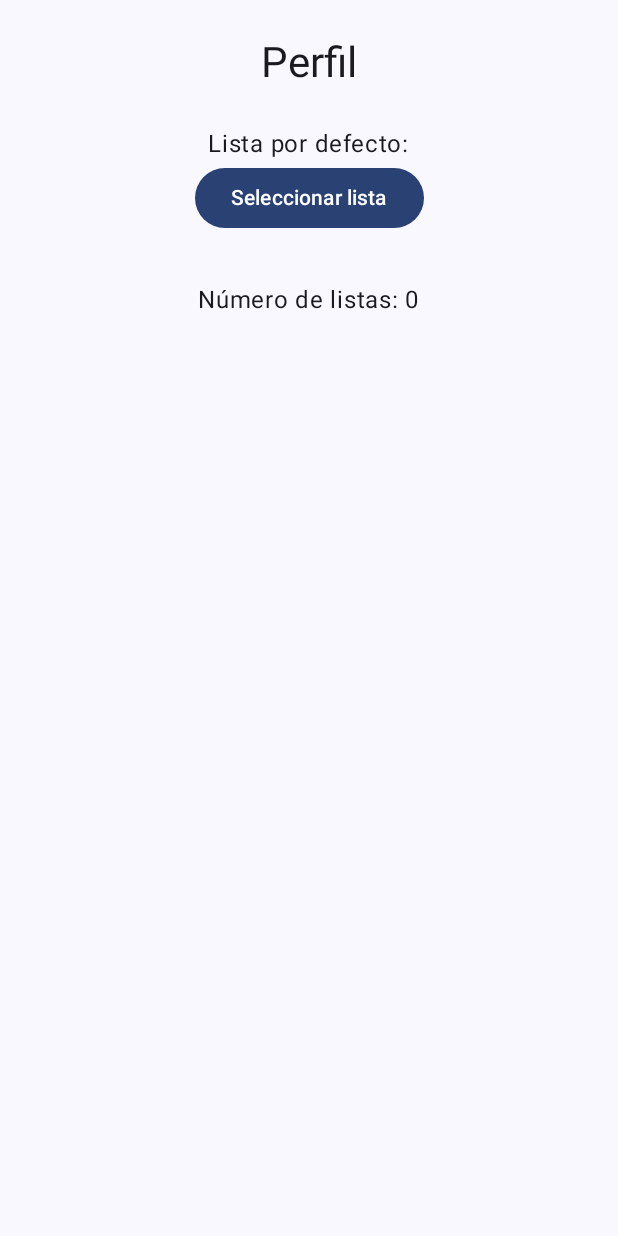
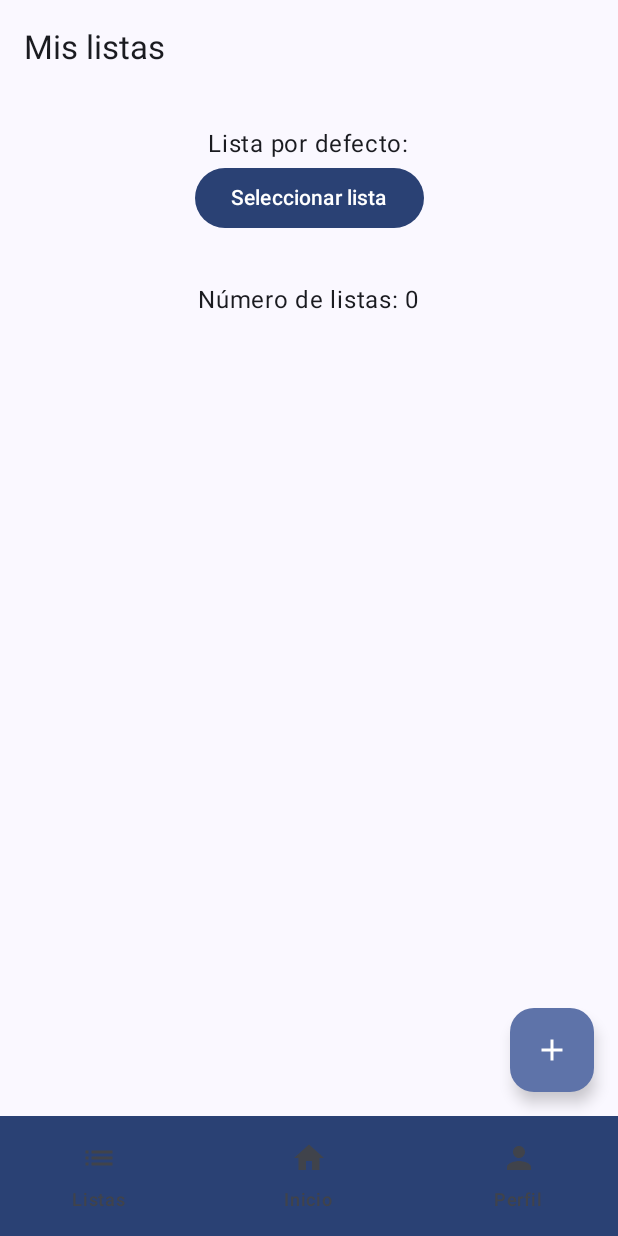
Before and after one commit to fabirian/GestorTask, an Android app built with Jetpack Compose: the PerfilScreen screen opened through its navigation route, on a phone screen of 412 x 824 dp. Run offline under Robolectric (Android 15) with nearby library versions, the phone set to English and light mode, and no system bars; our stand-ins replace Dagger/Hilt's generated code, Firebase (no records; nobody signed in at launch, a user with empty details on screens opened directly).

Commit message:
Add navigation Perfil

```diff
--- a/app/src/main/java/com/fabian/gestortask/ui/presentation/perfil/PerfilScreen.kt
+++ b/app/src/main/java/com/fabian/gestortask/ui/presentation/perfil/PerfilScreen.kt
@@ -1,6 +1,9 @@
 package com.fabian.gestortask.ui.presentation.perfil
 
+import android.annotation.SuppressLint
 import androidx.compose.foundation.layout.*
+import androidx.compose.material.icons.Icons
+import androidx.compose.material.icons.filled.Add
 import androidx.compose.material3.*
 import androidx.compose.runtime.*
 import androidx.compose.ui.Alignment
@@ -9,9 +12,13 @@ import androidx.compose.ui.unit.dp
 import androidx.hilt.navigation.compose.hiltViewModel
 import androidx.navigation.NavHostController
 import com.fabian.gestortask.domain.model.TaskList
+import com.fabian.gestortask.ui.navigation.Screen
 import com.fabian.gestortask.ui.presentation.tasks.TaskViewModel
+import com.fabian.gestortask.ui.presentation.tasks.components.BottomNavBar
 import com.google.firebase.auth.FirebaseAuth
 
+@SuppressLint("UnusedMaterial3ScaffoldPaddingParameter")
+@OptIn(ExperimentalMaterial3Api::class)
 @Composable
 fun PerfilScreen(
     navController: NavHostController,
@@ -37,6 +44,19 @@ fun PerfilScreen(
         selectedList = userLists.find { it.id == defaultListId }
     }
 
+    Scaffold(
+        bottomBar = { BottomNavBar(navController) },
+        topBar = {
+            TopAppBar(title = { Text("Mis listas") })
+        },
+        floatingActionButton = {
+            FloatingActionButton(onClick = {
+                navController.navigate(Screen.AddTaskList.route)
+            }) {
+                Icon(Icons.Default.Add, contentDescription = "Agregar lista")
+            }
+        })
+    {
         Column(
             modifier = Modifier
                 .fillMaxSize()
@@ -79,3 +99,4 @@ fun PerfilScreen(
             Text("Número de listas: ${userLists.size}")
         }
     }
+}
```
Lines whose indentation alone changed are shown as unchanged.
